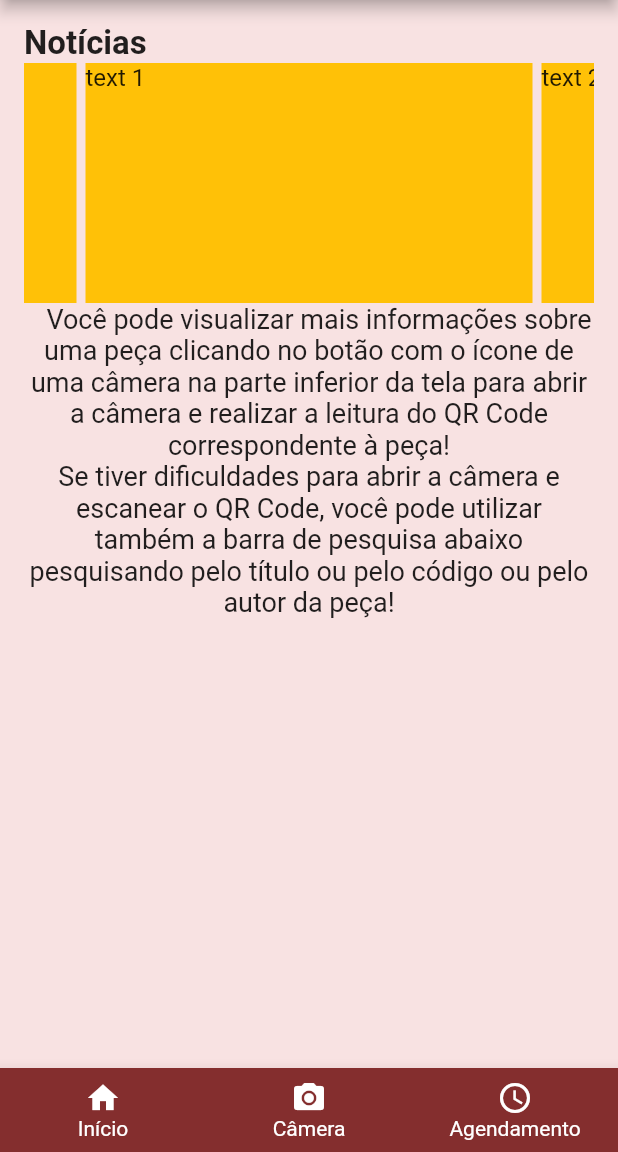
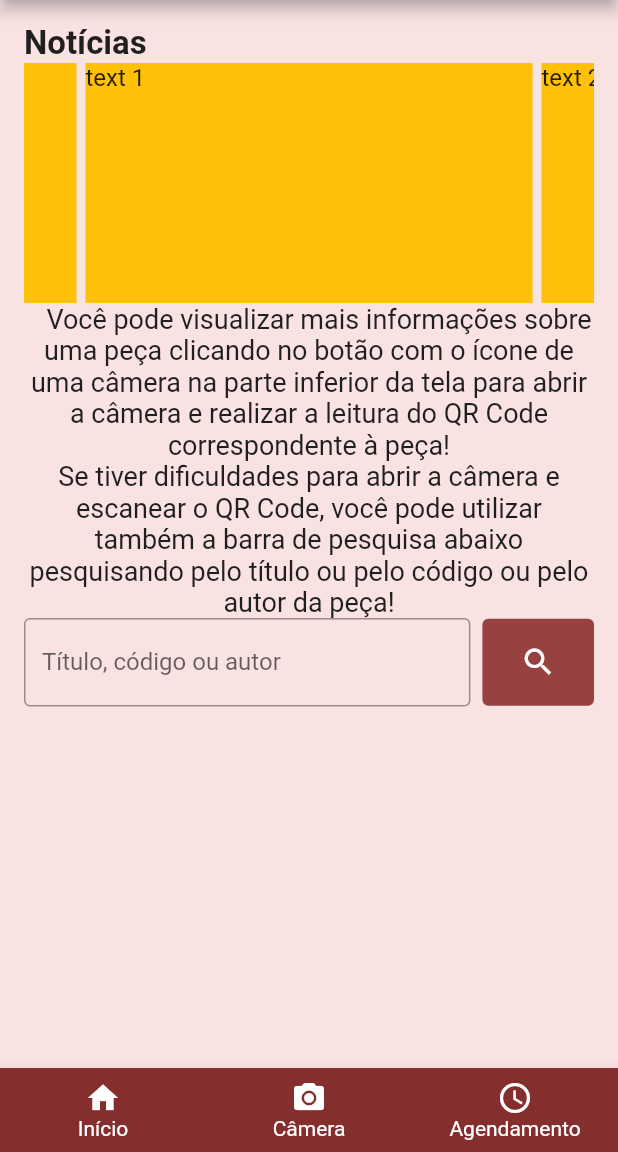
Before and after one commit to Vitorhoj/MUSEAR-App, a Flutter app: the screen it shows after launch, on a phone screen of 412 x 824 dp, the part 84-1236 px from its top. Run offline on Flutter 3.47's test engine with Material 2 defaults, Android fonts, the phone set to English and light mode, and no system bars; drawn by our look-alikes of carousel_slider.

Commit message:
Adding a TextField and an ElevatedButton in HomeScreen body.

```diff
--- a/lib/main.dart
+++ b/lib/main.dart
@@ -115,20 +115,24 @@ class _MyHomeScreenState extends State<MyHomeScreen> {
                 "Notícias",
                 style: TextStyle(
                   fontWeight: FontWeight.bold,
-                    fontSize: 22,),
-                  textAlign: TextAlign.start,),
+                  fontSize: 22,
+                ),
+                textAlign: TextAlign.start,
+              ),
             ),
             CarouselSlider(
               options: CarouselOptions(height: 160.0),
               items: [1, 2, 3, 4].map((i) {
-                  return Builder
-                    (builder: (BuildContext context) {
+                return Builder(
+                  builder: (BuildContext context) {
                     return Container(
                       width: MediaQuery.of(context).size.width,
                       margin: const EdgeInsets.symmetric(horizontal: 3.0),
                       decoration: const BoxDecoration(color: Colors.amber),
-                      child:
-                      Text('text $i', style: const TextStyle(fontSize: 16.0),),
+                      child: Text(
+                        'text $i',
+                        style: const TextStyle(fontSize: 16.0),
+                      ),
                     );
                   },
                 );
@@ -139,6 +143,35 @@ class _MyHomeScreenState extends State<MyHomeScreen> {
 Se tiver dificuldades para abrir a câmera e escanear o QR Code, você pode utilizar também a barra de pesquisa abaixo pesquisando pelo título ou pelo código ou pelo autor da peça!""",
               textAlign: TextAlign.center,
               style: TextStyle(fontSize: 18),
+            ),
+            Row(
+              children: [
+                const Expanded(
+                  flex: 4,
+                  child: TextField(
+                    decoration: InputDecoration(
+                        border: OutlineInputBorder(),
+                        labelText: 'Título, código ou autor'),
+                    autofocus: false,
+                  ),
+                ),
+                const SizedBox(
+                  width: 8,
+                ),
+                Expanded(
+                  flex: 1,
+                  child: ElevatedButton(
+                    style: ElevatedButton.styleFrom(
+                      fixedSize: const Size(20, 58),
+                      elevation: 0,
+                      foregroundColor: Colors.white,
+                      backgroundColor: const Color(0xff974141),
+                    ),
+                    onPressed: () {},
+                    child: const Icon(Icons.search),
+                  ),
+                ),
+              ],
             ),
           ],
         ),
```
Lines whose indentation alone changed are shown as unchanged.
